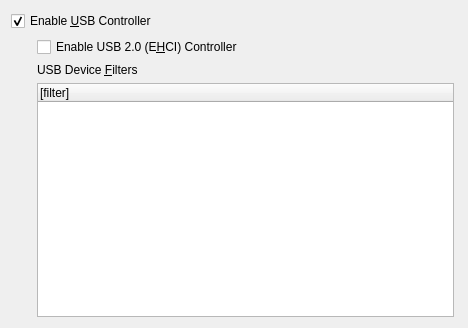
pop-os/virtualbox, file src/VBox/Frontends/VirtualBox/src/settings/machine/UIMachineSettingsUSB.ui: the form before one commit.
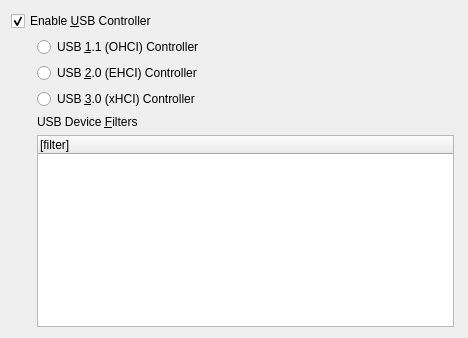
The form after the commit. Custom widgets are drawn as their Qt base class.

```diff
--- a/src/VBox/Frontends/VirtualBox/src/settings/machine/UIMachineSettingsUSB.ui
+++ b/src/VBox/Frontends/VirtualBox/src/settings/machine/UIMachineSettingsUSB.ui
@@ -22,7 +22,7 @@
     <height>328</height>
    </rect>
   </property>
-  <layout class="QGridLayout" >
+  <layout class="QGridLayout" columnstretch="0,1,0">
    <item row="0" column="0" colspan="2" >
     <widget class="QCheckBox" name="mGbUSB" >
      <property name="whatsThis" >
@@ -47,14 +47,14 @@
      <property name="sizeHint" >
       <size>
        <width>20</width>
-       <height>20</height>
+       <height>0</height>
       </size>
      </property>
     </spacer>
    </item>
-   <item row="1" column="1" >
-    <widget class="QWidget" native="1" name="mUSBChild" >
-     <layout class="QGridLayout" >
+   <item row="1" column="1" colspan="2" >
+    <widget class="QWidget" name="mUSBChild" >
+     <layout class="QVBoxLayout" >
       <property name="leftMargin" >
        <number>0</number>
       </property>
@@ -67,17 +67,55 @@
       <property name="bottomMargin" >
        <number>0</number>
       </property>
-      <item row="0" column="0" >
-       <widget class="QCheckBox" name="mCbUSB2" >
-        <property name="whatsThis" >
-         <string>When checked, enables the virtual USB EHCI controller of this machine. The USB EHCI controller provides USB 2.0 support.</string>
-        </property>
-        <property name="text" >
-         <string>Enable USB 2.0 (E&amp;HCI) Controller</string>
-        </property>
+      <item>
+       <widget class="QWidget" native="1" name="mRbContainer" >
+        <layout class="QVBoxLayout">
+         <property name="leftMargin" >
+          <number>0</number>
+         </property>
+         <property name="topMargin" >
+          <number>0</number>
+         </property>
+         <property name="rightMargin" >
+          <number>0</number>
+         </property>
+         <property name="bottomMargin" >
+          <number>0</number>
+         </property>
+         <item>
+          <widget class="QRadioButton" name="mRbUSB1">
+           <property name="whatsThis">
+            <string>When checked, enables the virtual USB OHCI controller of this machine. The USB OHCI controller provides USB 1.0 support.</string>
+           </property>
+           <property name="text">
+            <string>USB &amp;1.1 (OHCI) Controller</string>
+           </property>
+          </widget>
+         </item>
+         <item>
+          <widget class="QRadioButton" name="mRbUSB2">
+           <property name="whatsThis">
+            <string>When checked, enables the virtual USB EHCI controller of this machine. The USB EHCI controller provides USB 2.0 support.</string>
+           </property>
+           <property name="text">
+            <string>USB &amp;2.0 (EHCI) Controller</string>
+           </property>
+          </widget>
+         </item>
+         <item>
+          <widget class="QRadioButton" name="mRbUSB3">
+           <property name="whatsThis">
+            <string>When checked, enables the virtual USB xHCI controller of this machine. The USB xHCI controller provides USB 3.0 support.</string>
+           </property>
+           <property name="text">
+            <string>USB &amp;3.0 (xHCI) Controller</string>
+           </property>
+          </widget>
+         </item>
+        </layout>
        </widget>
       </item>
-      <item row="1" column="0" >
+      <item>
        <widget class="QILabelSeparator" name="mGbUSBFilters" >
         <property name="text" >
          <string>USB Device &amp;Filters</string>
@@ -87,7 +125,7 @@
         </property>
        </widget>
       </item>
-      <item row="2" column="0" >
+      <item>
        <widget class="QWidget" native="1" name="mWtFilterHandler" >
         <layout class="QHBoxLayout" >
          <property name="leftMargin" >
```
